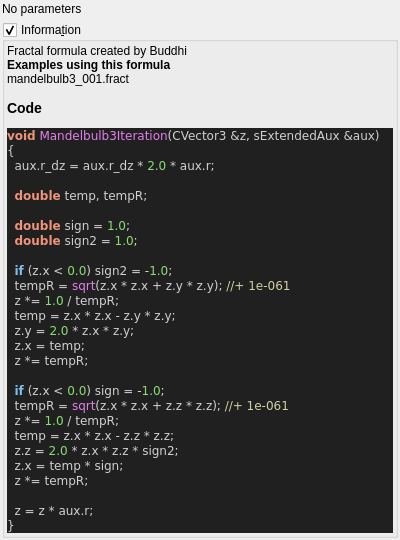
First picture: the form in mandelbulber2/qt_data/fractal_mandelbulb3.ui, repository buddhi1980/mandelbulber2, before the edit.
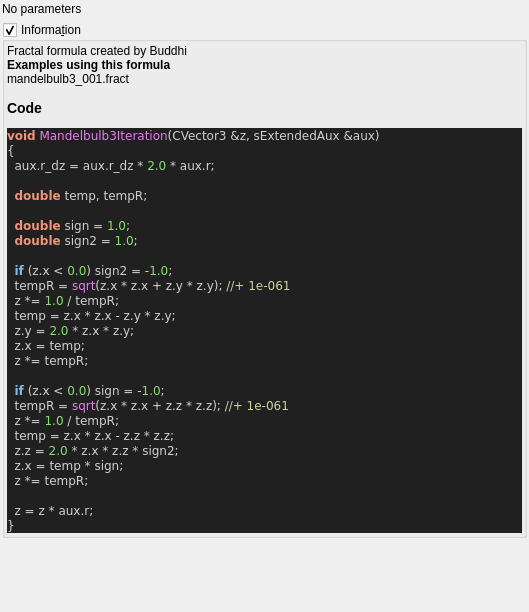
Second picture: the form after the edit. Custom widgets are drawn as their Qt base class.

The edit to the form file:
```diff
--- a/mandelbulber2/qt_data/fractal_mandelbulb3.ui
+++ b/mandelbulber2/qt_data/fractal_mandelbulb3.ui
@@ -6,8 +6,8 @@
    <rect>
     <x>0</x>
     <y>0</y>
-    <width>400</width>
-    <height>491</height>
+    <width>529</width>
+    <height>612</height>
    </rect>
   </property>
   <property name="windowTitle">
```
Left out of the diff: 3 changed lines with no effect on the pictures.
